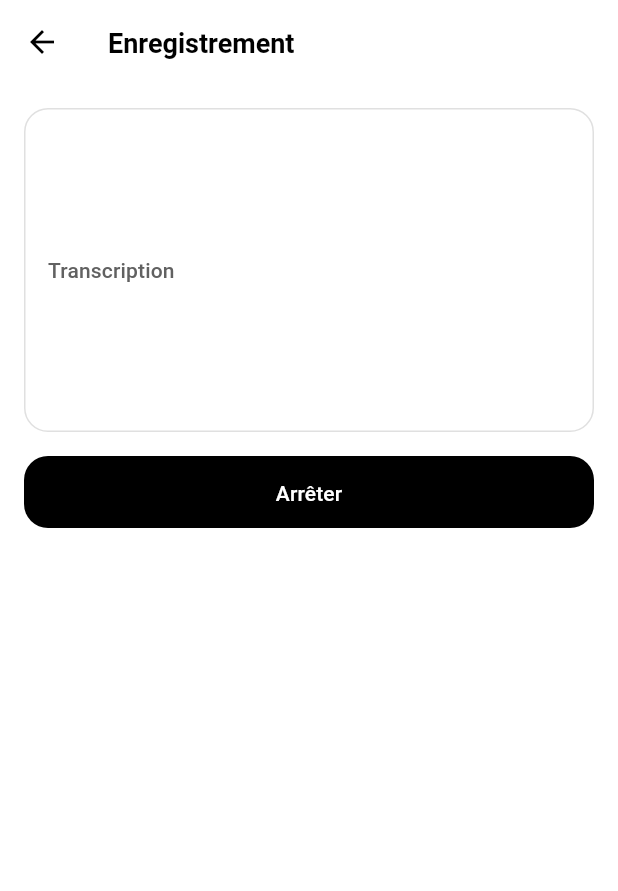
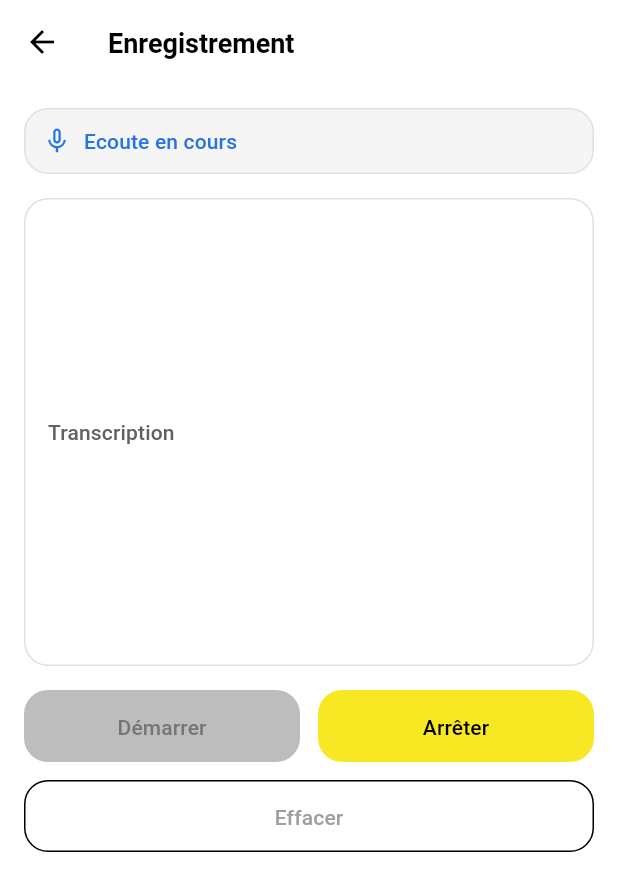
Before and after one commit to NoFastNoFun/m-dicail, a Flutter app: the _RecordView screen opened directly, after a tap on "Démarrer", on a phone screen of 412 x 824 dp. Shown: the top 891 px of the screen. Run offline on Flutter 3.47's test engine with Material 3 defaults, Android fonts, the phone set to English and light mode, and no system bars; our stand-ins replace dio, equatable, flutter_bloc, flutter_secure_storage, get_it, go_router and 3 more; accounts and stored records are empty.

Commit message:
[UPDATE] Ajout de la fonctionnalité d'effacement de la transcription et amélioration de la gestion des états dans le bloc de capture vocale

```diff
--- a/lib/features/voice_capture/presentation/voice_capture_bloc.dart
+++ b/lib/features/voice_capture/presentation/voice_capture_bloc.dart
@@ -13,6 +13,7 @@ class VoiceCaptureBloc extends Bloc<VoiceCaptureEvent, VoiceCaptureState> {
     on<VoiceCaptureInitializeRequested>(_onInitialize);
     on<VoiceCaptureStartRecording>(_onStartRecording);
     on<VoiceCaptureStopRecording>(_onStopRecording);
+    on<VoiceCaptureClearTranscript>(_onClearTranscript);
     on<VoiceCaptureListeningSessionEnded>(_onListeningSessionEnded);
     on<VoiceCaptureTranscriptUpdated>(_onTranscriptUpdated);
   }
@@ -28,7 +29,12 @@ class VoiceCaptureBloc extends Bloc<VoiceCaptureEvent, VoiceCaptureState> {
       await _audioCaptureService.initialize();
       emit(const VoiceCaptureReady());
     } catch (error) {
-      emit(VoiceCaptureFailure(Failure.fromException(error).message));
+      emit(
+        VoiceCaptureFailure(
+          Failure.fromException(error).message,
+          transcript: _currentTranscript,
+        ),
+      );
     }
   }
 
@@ -42,7 +48,12 @@ class VoiceCaptureBloc extends Bloc<VoiceCaptureEvent, VoiceCaptureState> {
       await _startListeningSession();
       emit(RecordingInProgress(transcript: currentTranscript));
     } catch (error) {
-      emit(VoiceCaptureFailure(Failure.fromException(error).message));
+      emit(
+        VoiceCaptureFailure(
+          Failure.fromException(error).message,
+          transcript: currentTranscript,
+        ),
+      );
     }
   }
 
@@ -55,8 +66,24 @@ class VoiceCaptureBloc extends Bloc<VoiceCaptureEvent, VoiceCaptureState> {
       _segmentBase = '';
       emit(VoiceCaptureReady(transcript: _currentTranscript));
     } catch (error) {
-      emit(VoiceCaptureFailure(Failure.fromException(error).message));
+      emit(
+        VoiceCaptureFailure(
+          Failure.fromException(error).message,
+          transcript: _currentTranscript,
+        ),
+      );
     }
+  }
+
+  void _onClearTranscript(
+    VoiceCaptureClearTranscript event,
+    Emitter<VoiceCaptureState> emit,
+  ) {
+    if (state is RecordingInProgress) {
+      return;
+    }
+    _segmentBase = '';
+    emit(const VoiceCaptureReady());
   }
 
   Future<void> _onListeningSessionEnded(
@@ -73,7 +100,12 @@ class VoiceCaptureBloc extends Bloc<VoiceCaptureEvent, VoiceCaptureState> {
       await _startListeningSession();
       emit(RecordingInProgress(transcript: transcript));
     } catch (error) {
-      emit(VoiceCaptureFailure(Failure.fromException(error).message));
+      emit(
+        VoiceCaptureFailure(
+          Failure.fromException(error).message,
+          transcript: transcript,
+        ),
+      );
     }
   }
 
--- a/lib/features/voice_capture/presentation/voice_capture_event.dart
+++ b/lib/features/voice_capture/presentation/voice_capture_event.dart
@@ -19,6 +19,10 @@ final class VoiceCaptureStopRecording extends VoiceCaptureEvent {
   const VoiceCaptureStopRecording();
 }
 
+final class VoiceCaptureClearTranscript extends VoiceCaptureEvent {
+  const VoiceCaptureClearTranscript();
+}
+
 final class VoiceCaptureListeningSessionEnded extends VoiceCaptureEvent {
   const VoiceCaptureListeningSessionEnded();
 }
--- a/lib/features/voice_capture/presentation/voice_capture_state.dart
+++ b/lib/features/voice_capture/presentation/voice_capture_state.dart
@@ -30,10 +30,11 @@ final class RecordingInProgress extends VoiceCaptureState {
 }
 
 final class VoiceCaptureFailure extends VoiceCaptureState {
-  const VoiceCaptureFailure(this.message);
+  const VoiceCaptureFailure(this.message, {this.transcript = ''});
 
   final String message;
+  final String transcript;
 
   @override
-  List<Object?> get props => [message];
+  List<Object?> get props => [message, transcript];
 }
--- /dev/null
+++ b/lib/features/voice_capture/presentation/voice_capture_view_model.dart
@@ -0,0 +1,59 @@
+import 'package:medicail/features/voice_capture/presentation/voice_capture_state.dart';
+
+enum VoiceCaptureSessionStatus {
+  initializing,
+  ready,
+  listening,
+  ended,
+  failure,
+}
+
+final class VoiceCaptureViewModel {
+  const VoiceCaptureViewModel({
+    required this.status,
+    this.transcript = '',
+    this.errorMessage,
+  });
+
+  factory VoiceCaptureViewModel.fromState(VoiceCaptureState state) {
+    return switch (state) {
+      VoiceCaptureInitial() => const VoiceCaptureViewModel(
+          status: VoiceCaptureSessionStatus.initializing,
+        ),
+      VoiceCaptureReady(:final transcript) => VoiceCaptureViewModel(
+          status: transcript.trim().isEmpty
+              ? VoiceCaptureSessionStatus.ready
+              : VoiceCaptureSessionStatus.ended,
+          transcript: transcript,
+        ),
+      RecordingInProgress(:final transcript) => VoiceCaptureViewModel(
+          status: VoiceCaptureSessionStatus.listening,
+          transcript: transcript,
+        ),
+      VoiceCaptureFailure(:final message, :final transcript) =>
+        VoiceCaptureViewModel(
+          status: VoiceCaptureSessionStatus.failure,
+          transcript: transcript,
+          errorMessage: message,
+        ),
+    };
+  }
+
+  final VoiceCaptureSessionStatus status;
+  final String transcript;
+  final String? errorMessage;
+
+  bool get isInitializing => status == VoiceCaptureSessionStatus.initializing;
+
+  bool get isListening => status == VoiceCaptureSessionStatus.listening;
+
+  bool get hasTranscript => transcript.trim().isNotEmpty;
+
+  bool get canStart =>
+      status == VoiceCaptureSessionStatus.ready ||
+      status == VoiceCaptureSessionStatus.ended;
+
+  bool get canStop => isListening;
+
+  bool get canClear => !isListening && hasTranscript;
+}
--- /dev/null
+++ b/lib/features/voice_capture/presentation/widgets/session_status_banner.dart
@@ -0,0 +1,45 @@
+import 'package:flutter/material.dart';
+import 'package:medicail/core/design_system/app_colors.dart';
+import 'package:medicail/core/design_system/app_radius.dart';
+import 'package:medicail/core/design_system/app_spacing.dart';
+import 'package:medicail/widget/app_text.dart';
+
+class SessionStatusBanner extends StatelessWidget {
+  const SessionStatusBanner({
+    super.key,
+    required this.label,
+    required this.color,
+  });
+
+  final String label;
+  final Color color;
+
+  @override
+  Widget build(BuildContext context) {
+    return DecoratedBox(
+      decoration: BoxDecoration(
+        color: AppColors.surface,
+        border: Border.all(color: AppColors.border),
+        borderRadius: AppRadius.mdBorder,
+      ),
+      child: Padding(
+        padding: const EdgeInsets.all(AppSpacing.md),
+        child: Row(
+          children: [
+            Icon(Icons.mic_none, color: color, size: 20),
+            const SizedBox(width: AppSpacing.sm),
+            Expanded(
+              child: AppText(
+                label,
+                variant: AppTextVariant.label,
+                color: color,
+                maxLines: 2,
+                overflow: TextOverflow.ellipsis,
+              ),
+            ),
+          ],
+        ),
+      ),
+    );
+  }
+}
--- a/lib/pages/record_page.dart
+++ b/lib/pages/record_page.dart
@@ -7,6 +7,8 @@ import 'package:medicail/core/di/injection.dart';
 import 'package:medicail/features/voice_capture/presentation/voice_capture_bloc.dart';
 import 'package:medicail/features/voice_capture/presentation/voice_capture_event.dart';
 import 'package:medicail/features/voice_capture/presentation/voice_capture_state.dart';
+import 'package:medicail/features/voice_capture/presentation/voice_capture_view_model.dart';
+import 'package:medicail/features/voice_capture/presentation/widgets/session_status_banner.dart';
 import 'package:medicail/widget/app_button.dart';
 import 'package:medicail/widget/app_scaffold.dart';
 import 'package:medicail/widget/app_text.dart';
@@ -35,6 +37,13 @@ class _RecordView extends StatefulWidget {
 class _RecordViewState extends State<_RecordView> {
   late final TextEditingController _transcriptController;
 
+  static const _statusReady = 'Pret a ecouter';
+  static const _statusInitializing = 'Initialisation du micro';
+  static const _statusListening = 'Ecoute en cours';
+  static const _statusEnded = 'Session terminee';
+  static const _clearLabel = 'Effacer';
+  static const _emptyTranscriptHint = 'Aucune parole captee pour le moment';
+
   @override
   void initState() {
     super.initState();
@@ -53,30 +62,29 @@ class _RecordViewState extends State<_RecordView> {
 
     return BlocConsumer<VoiceCaptureBloc, VoiceCaptureState>(
       listener: (context, state) {
-        final transcript = switch (state) {
-          VoiceCaptureReady(:final transcript) => transcript,
-          RecordingInProgress(:final transcript) => transcript,
-          VoiceCaptureFailure() => _transcriptController.text,
-          _ => null,
-        };
-        if (transcript != null && _transcriptController.text != transcript) {
+        final transcript = VoiceCaptureViewModel.fromState(state).transcript;
+        if (_transcriptController.text != transcript) {
           _transcriptController.text = transcript;
         }
       },
       builder: (context, state) {
-        final isRecording = state is RecordingInProgress;
-        final isLoading = state is VoiceCaptureInitial;
-        final errorMessage =
-            state is VoiceCaptureFailure ? state.message : null;
+        final viewModel = VoiceCaptureViewModel.fromState(state);
 
         return AppScaffold(
           title: l10n.recordTitle,
           body: Column(
             crossAxisAlignment: CrossAxisAlignment.stretch,
             children: [
-              if (errorMessage != null) ...[
+              SessionStatusBanner(
+                label: viewModel.errorMessage != null
+                    ? l10n.errorAudio
+                    : _statusLabel(viewModel.status),
+                color: _statusColor(viewModel.status),
+              ),
+              const SizedBox(height: AppSpacing.lg),
+              if (viewModel.errorMessage != null) ...[
                 AppText(
-                  errorMessage,
+                  viewModel.errorMessage!,
                   variant: AppTextVariant.body,
                   color: AppColors.error,
                 ),
@@ -85,28 +93,45 @@ class _RecordViewState extends State<_RecordView> {
               AppInput(
                 variant: AppInputVariant.textarea,
                 label: l10n.transcriptLabel,
+                hint: _emptyTranscriptHint,
                 controller: _transcriptController,
                 readOnly: true,
-                maxLines: 8,
+                maxLines: 12,
               ),
               const SizedBox(height: AppSpacing.lg),
+              Row(
+                children: [
+                  Expanded(
+                    child: AppButton(
+                      label: l10n.buttonStart,
+                      onPressed: () => context
+                          .read<VoiceCaptureBloc>()
+                          .add(const VoiceCaptureStartRecording()),
+                      isLoading: viewModel.isInitializing,
+                      enabled: viewModel.canStart,
+                    ),
+                  ),
+                  const SizedBox(width: AppSpacing.md),
+                  Expanded(
+                    child: AppButton(
+                      label: l10n.buttonStop,
+                      style: AppButtonStyle.warning,
+                      onPressed: () => context
+                          .read<VoiceCaptureBloc>()
+                          .add(const VoiceCaptureStopRecording()),
+                      enabled: viewModel.canStop,
+                    ),
+                  ),
+                ],
+              ),
+              const SizedBox(height: AppSpacing.md),
               AppButton(
-                label: isRecording ? l10n.buttonStop : l10n.buttonStart,
-                onPressed: isLoading
-                    ? null
-                    : () {
-                        if (isRecording) {
-                          context
-                              .read<VoiceCaptureBloc>()
-                              .add(const VoiceCaptureStopRecording());
-                        } else {
-                          context
-                              .read<VoiceCaptureBloc>()
-                              .add(const VoiceCaptureStartRecording());
-                        }
-                      },
-                isLoading: isLoading,
-                enabled: !isLoading,
+                label: _clearLabel,
+                style: AppButtonStyle.secondary,
+                onPressed: () => context
+                    .read<VoiceCaptureBloc>()
+                    .add(const VoiceCaptureClearTranscript()),
+                enabled: viewModel.canClear,
               ),
             ],
           ),
@@ -114,4 +139,21 @@ class _RecordViewState extends State<_RecordView> {
       },
     );
   }
+
+  String _statusLabel(VoiceCaptureSessionStatus status) {
+    return switch (status) {
+      VoiceCaptureSessionStatus.initializing => _statusInitializing,
+      VoiceCaptureSessionStatus.listening => _statusListening,
+      VoiceCaptureSessionStatus.ended => _statusEnded,
+      _ => _statusReady,
+    };
+  }
+
+  Color _statusColor(VoiceCaptureSessionStatus status) {
+    return switch (status) {
+      VoiceCaptureSessionStatus.listening => AppColors.info,
+      VoiceCaptureSessionStatus.failure => AppColors.error,
+      _ => AppColors.textSecondary,
+    };
+  }
 }
```
